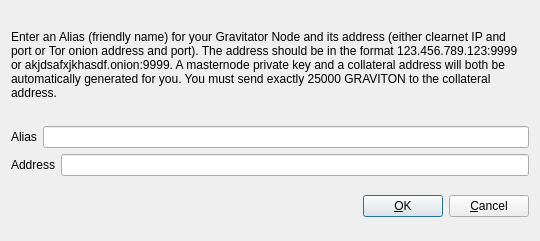
whatisthiseven/difftest, file src/qt/forms/addeditadrenalinenode.ui: the form before one commit.
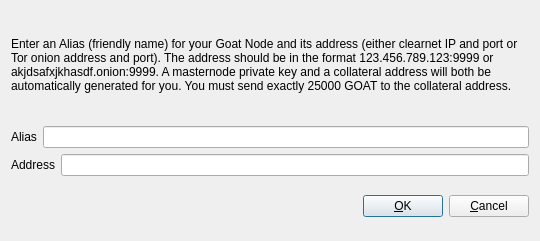
The form after the commit.

Commit message: diff test with goat

What changed in the file:
```diff
--- a/src/qt/forms/addeditadrenalinenode.ui
+++ b/src/qt/forms/addeditadrenalinenode.ui
@@ -34,7 +34,7 @@
         </sizepolicy>
        </property>
        <property name="text">
-        <string>&lt;html&gt;&lt;head/&gt;&lt;body&gt;&lt;p&gt;Enter an Alias (friendly name) for your Gravitator Node and its address (either clearnet IP and port or Tor onion address and port).  The address should be in the format 123.456.789.123:9999 or akjdsafxjkhasdf.onion:9999.  A masternode private key and a collateral address will both be automatically generated for you.  You must send exactly 25000 GRAVITON to the collateral address.&lt;/p&gt;&lt;/body&gt;&lt;/html&gt;</string>
+        <string>&lt;html&gt;&lt;head/&gt;&lt;body&gt;&lt;p&gt;Enter an Alias (friendly name) for your Goat Node and its address (either clearnet IP and port or Tor onion address and port).  The address should be in the format 123.456.789.123:9999 or akjdsafxjkhasdf.onion:9999.  A masternode private key and a collateral address will both be automatically generated for you.  You must send exactly 25000 GOAT to the collateral address.&lt;/p&gt;&lt;/body&gt;&lt;/html&gt;</string>
        </property>
        <property name="wordWrap">
         <bool>true</bool>
```
Left out of the diff: 2 changed lines with no effect on the pictures. The commit also changes 253 other files.
